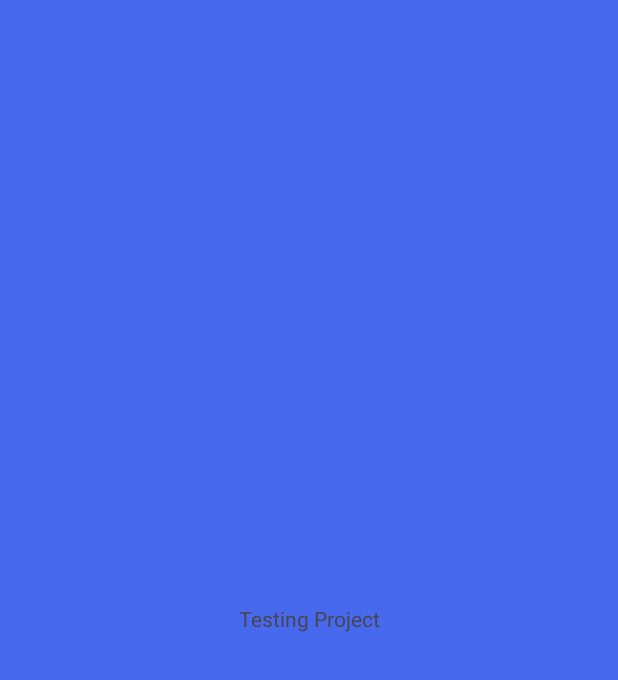
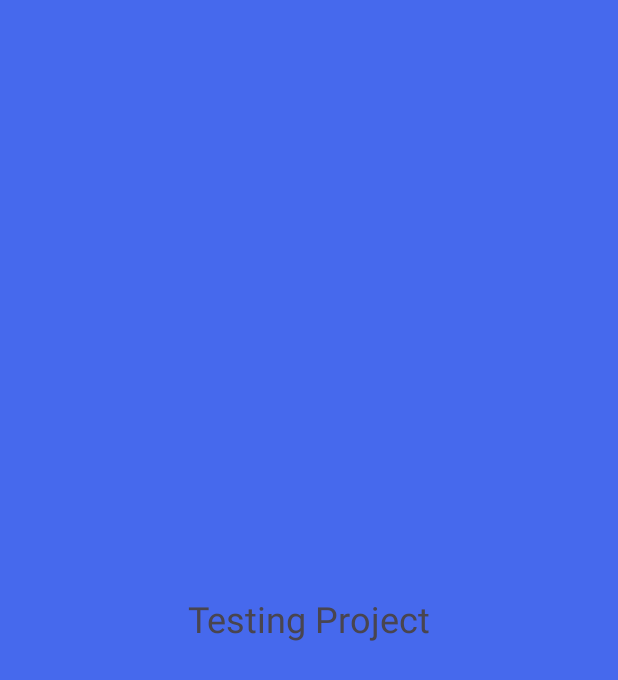
Before and after one commit to SamuraAlt/GitTest, an Android app: the screen it shows after launch (MainActivity), on a phone screen of 412 x 824 dp. Before the commit the part shown is almost empty. Shown: the top 680 px of the screen. Run offline under Robolectric (Android 15) with nearby library versions, the phone set to English and light mode, and no system bars.

Commit message:
change TextSize

```diff
--- a/app/src/main/res/layout/activity_main.xml
+++ b/app/src/main/res/layout/activity_main.xml
@@ -11,6 +11,7 @@
         android:layout_width="wrap_content"
         android:layout_height="wrap_content"
         android:text="@string/testing_project"
+        android:textSize="@dimen/_24sp"
         app:layout_constraintBottom_toBottomOf="parent"
         app:layout_constraintEnd_toEndOf="parent"
         app:layout_constraintStart_toStartOf="parent"
--- /dev/null
+++ b/app/src/main/res/values/dimens.xml
@@ -0,0 +1,4 @@
+<?xml version="1.0" encoding="utf-8"?>
+<resources>
+    <dimen name="_24sp">24sp</dimen>
+</resources>
```
